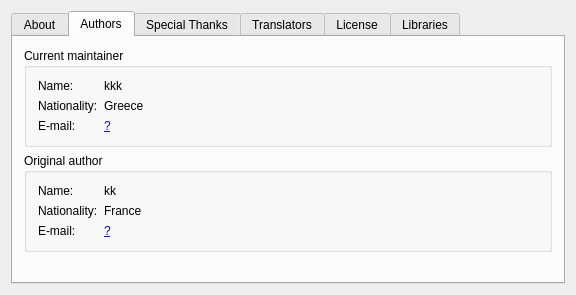
Before: the Qt Designer form aboutx.ui in lattice0/Tikz-Tak, drawn with Qt 5.
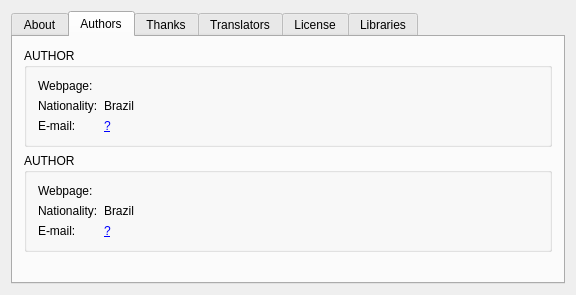
After: the same form once the commit is applied. The open tabs and pages were chosen to show the change. Icons and pictures are not drawn.

Commit message: about dialog updated

```diff
--- a/aboutx.ui
+++ b/aboutx.ui
@@ -80,13 +80,13 @@
        <item>
         <widget class="QGroupBox" name="groupBox_2">
          <property name="title">
-          <string>Current maintainer</string>
+          <string>AUTHOR</string>
          </property>
          <layout class="QGridLayout" name="gridLayout_4">
           <item row="1" column="1">
            <widget class="QLabel" name="label_18">
             <property name="text">
-             <string>Greece</string>
+             <string>Brazil</string>
             </property>
            </widget>
           </item>
@@ -117,17 +117,10 @@
             </property>
            </widget>
           </item>
-          <item row="0" column="0">
-           <widget class="QLabel" name="label_14">
-            <property name="text">
-             <string>Name:</string>
-            </property>
-           </widget>
-          </item>
           <item row="0" column="1">
            <widget class="QLabel" name="label_17">
             <property name="text">
-             <string notr="true">kkk</string>
+             <string notr="true"/>
             </property>
            </widget>
           </item>
@@ -144,26 +137,33 @@
             </property>
            </spacer>
           </item>
+          <item row="0" column="0">
+           <widget class="QLabel" name="label_14">
+            <property name="text">
+             <string>Webpage:</string>
+            </property>
+           </widget>
+          </item>
          </layout>
         </widget>
        </item>
        <item>
         <widget class="QGroupBox" name="groupBox">
          <property name="title">
-          <string>Original author</string>
+          <string>AUTHOR</string>
          </property>
          <layout class="QGridLayout" name="gridLayout_5">
           <item row="1" column="1">
            <widget class="QLabel" name="label_7">
             <property name="text">
-             <string>France</string>
+             <string>Brazil</string>
             </property>
            </widget>
           </item>
           <item row="0" column="1">
            <widget class="QLabel" name="label_2">
             <property name="text">
-             <string notr="true">kk</string>
+             <string notr="true"/>
             </property>
            </widget>
           </item>
@@ -183,7 +183,7 @@
           <item row="0" column="0">
            <widget class="QLabel" name="label_3">
             <property name="text">
-             <string>Name:</string>
+             <string>Webpage:</string>
             </property>
            </widget>
           </item>
@@ -234,7 +234,7 @@
      </widget>
      <widget class="QWidget" name="thanksTab">
       <attribute name="title">
-       <string>Special Thanks</string>
+       <string>Thanks</string>
       </attribute>
       <layout class="QVBoxLayout" name="thanksTabLayout">
        <property name="leftMargin">
```
Left out of the diff: 24 changed lines with no effect on the pictures. The commit also changes 2 other files.
